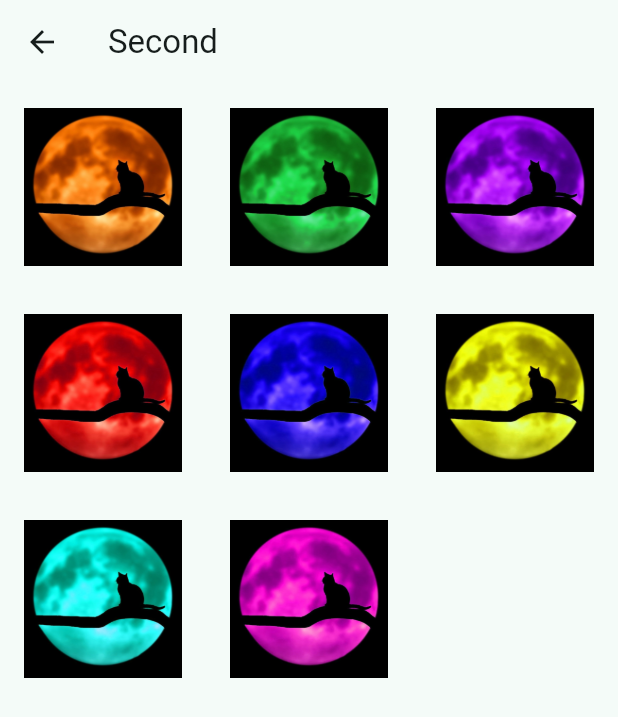
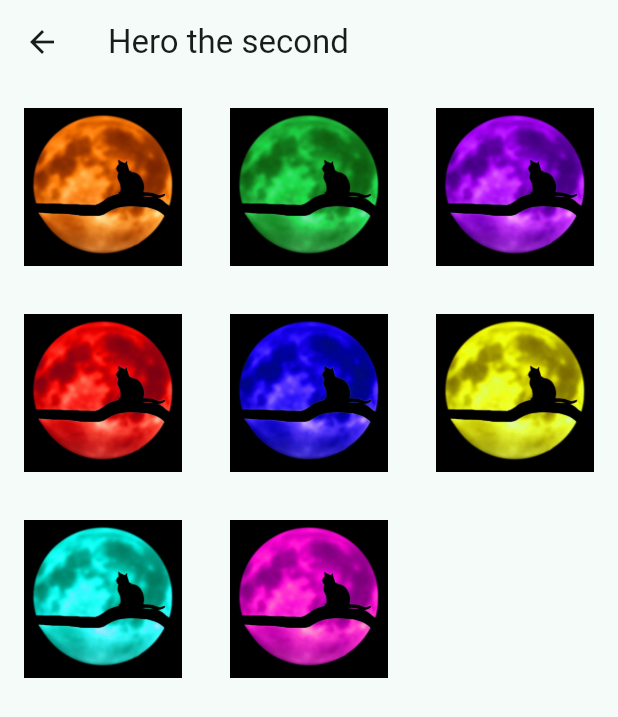
Before and after one commit to danielle-h/grid-animations-flutter, a Flutter app: the HeroSecond screen opened directly, on a phone screen of 412 x 824 dp. Shown: the top 717 px of the screen. Run offline on Flutter 3.47's test engine with Material 2 defaults, Android fonts, the phone set to English and light mode, and no system bars.

Commit message:
feat: hero animation working!

```diff
--- a/lib/hero/hero_first.dart
+++ b/lib/hero/hero_first.dart
@@ -22,7 +22,7 @@ class _HeroFirstState extends State<HeroFirst> {
   Widget build(BuildContext context) {
     return SafeArea(
       child: Scaffold(
-        appBar: AppBar(title: const Text("First")),
+        appBar: AppBar(title: const Text("Hero the first")),
         body: GridView.builder(
           gridDelegate: const SliverGridDelegateWithFixedCrossAxisCount(
             crossAxisCount: 2,
--- a/lib/hero/hero_second.dart
+++ b/lib/hero/hero_second.dart
@@ -19,7 +19,7 @@ class _HeroSecondState extends State<HeroSecond> {
   Widget build(BuildContext context) {
     return SafeArea(
       child: Scaffold(
-        appBar: AppBar(title: const Text("Second")),
+        appBar: AppBar(title: const Text("Hero the second")),
         body: GridView.builder(
           gridDelegate: const SliverGridDelegateWithFixedCrossAxisCount(
             crossAxisCount: 3,
--- a/lib/widgets/photo_widget.dart
+++ b/lib/widgets/photo_widget.dart
@@ -7,7 +7,9 @@ class PhotoWidget extends StatelessWidget {
 
   @override
   Widget build(BuildContext context) {
-    return Material(
+    return Hero(
+      tag: name,
+      child: Material(
           child: InkWell(
         onTap: onTap,
         child: Padding(
@@ -17,6 +19,7 @@ class PhotoWidget extends StatelessWidget {
             fit: BoxFit.contain,
           ),
         ),
-    ));
+      )),
+    );
   }
 }
```
Lines whose indentation alone changed are shown as unchanged.
